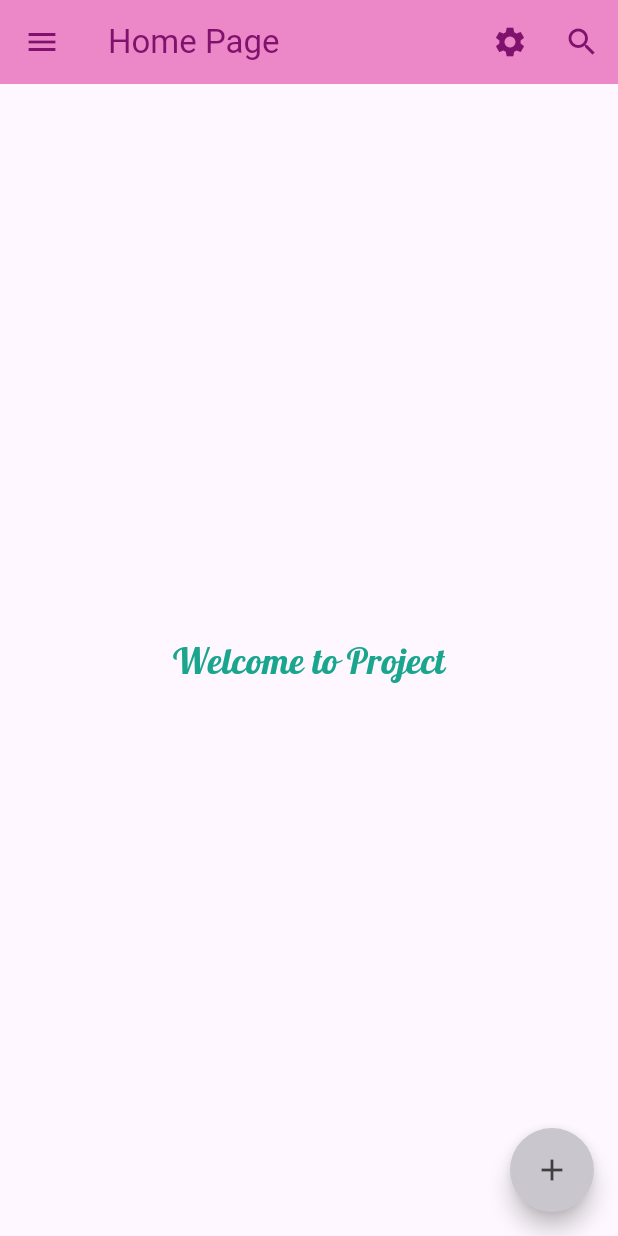
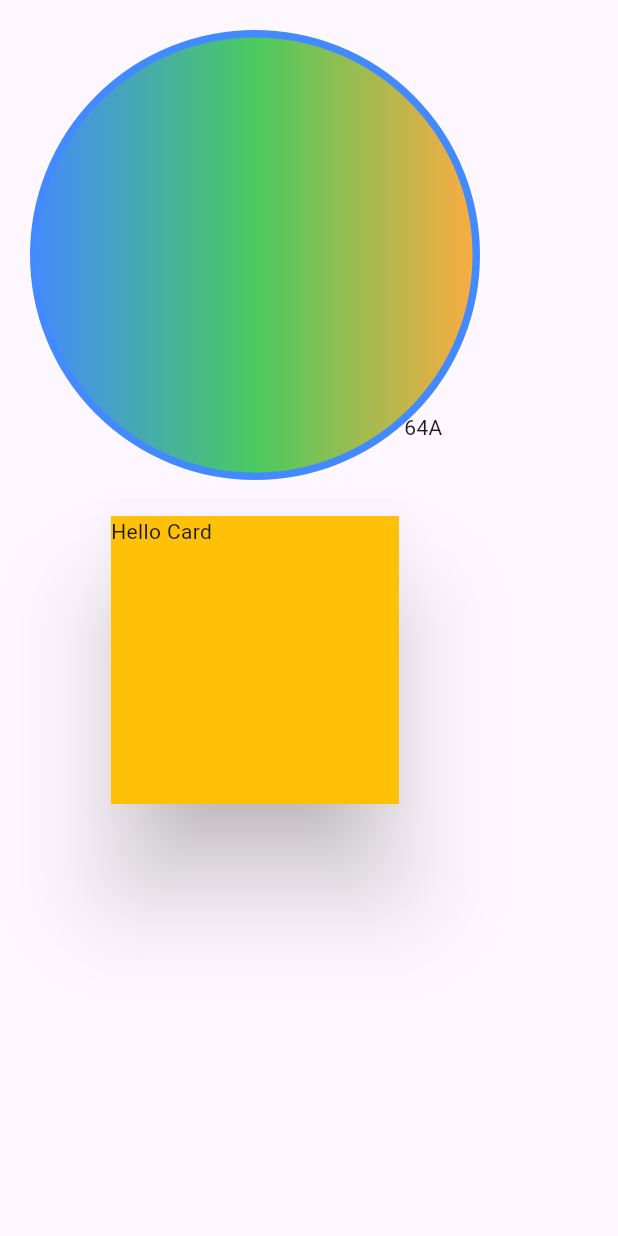
Before and after one commit to ruposree3019-debug/project_risha_1002, a Flutter app: the screen it shows after launch, on a phone screen of 412 x 824 dp. Run offline on Flutter 3.47's test engine with Material 3 defaults, Android fonts, the phone set to English and light mode, and no system bars; our stand-ins replace google_fonts.

Commit message:
Assignment 3

```diff
--- /dev/null
+++ b/lib/container_page.dart
@@ -0,0 +1,46 @@
+import 'package:flutter/material.dart';
+
+class ContainerPage extends StatelessWidget {
+  const ContainerPage({super.key});
+
+  @override
+  Widget build(BuildContext context) {
+    return Scaffold(
+      body: Column(
+        children: [
+          Container(
+            height: 300,
+            width: 300,
+            margin: EdgeInsets.all(20),
+            padding: EdgeInsets.all(20),
+            alignment: Alignment.bottomRight,
+            decoration: BoxDecoration(
+              shape: BoxShape.circle,
+              color: Colors.orangeAccent,
+              border: Border.all(width: 5, color: Colors.blueAccent),
+              //borderRadius:BorderRadius.all(Radius.circular(30)),
+              gradient: LinearGradient(
+                colors: [
+                  Colors.blueAccent,
+                  const Color.fromARGB(255, 73, 202, 95),
+                  Colors.orangeAccent,
+                ],
+              ),
+            ),
+            child: Text("64A"),
+          ),
+          SizedBox(
+            height: 200,
+            width: 200,
+            child: Card(
+              color: Colors.amber,
+              elevation: 30,
+              shape: RoundedRectangleBorder(),
+              child: Text("Hello Card"),
+            ),
+          ),
+        ],
+      ),
+    );
+  }
+}
--- a/lib/main.dart
+++ b/lib/main.dart
@@ -1,5 +1,8 @@
 import 'package:flutter/material.dart';
-import 'package:project_risha/homepage.dart';
+import 'package:project_risha/container_page.dart';
+
+//import 'package:project_risha/home_page.dart';
+import 'package:project_risha/homepagenew.dart';
 
 void main() {
   runApp(const MyApp());
@@ -13,7 +16,7 @@ class MyApp extends StatelessWidget {
     return MaterialApp(
       theme: ThemeData.light(),
       debugShowCheckedModeBanner: false,
-      home: Homepage(),
+      home: ContainerPage(),
     );
   }
 }
```
Also changed, not shown: lib/homepagenew.dart (added, +104 -0 lines).
